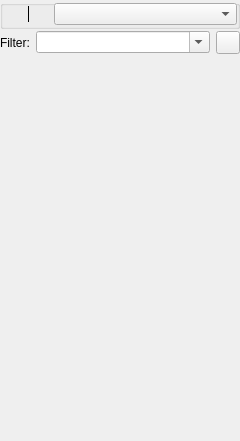
Old version of the form src/libgui/objectmanipulator_q.ui in the repository fwbuilder/fwbuilder.
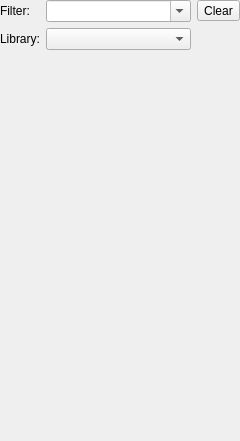
New version of the form. Icons and pictures are not drawn. Custom widgets are drawn as their Qt base class.

Commit message: see #2468 clean up filter/ilbrary box; moved buttons "new object" and "back" to the top toolbar

Patch:
```diff
--- a/src/libgui/objectmanipulator_q.ui
+++ b/src/libgui/objectmanipulator_q.ui
@@ -22,145 +22,20 @@
   <property name="windowTitle">
    <string>Tree of Objects</string>
   </property>
-  <layout class="QGridLayout" name="gridLayout_103">
-   <property name="verticalSpacing">
-    <number>2</number>
-   </property>
+  <layout class="QGridLayout" name="gridLayout_2">
    <property name="margin">
     <number>0</number>
    </property>
    <item row="0" column="0">
-    <widget class="QGroupBox" name="buttonGroup1">
-     <property name="sizePolicy">
-      <sizepolicy hsizetype="Preferred" vsizetype="Fixed">
-       <horstretch>0</horstretch>
-       <verstretch>0</verstretch>
-      </sizepolicy>
-     </property>
-     <property name="styleSheet">
-      <string notr="true">
-QGroupBox {
-	margin-top: 1ex;
-    padding: 0px;
-}
-
-QComboBox {
-	margin-top: 0px;
-    padding: 0px;
-}
-</string>
-     </property>
-     <layout class="QGridLayout">
-      <property name="margin">
-       <number>2</number>
-      </property>
-      <property name="spacing">
-       <number>0</number>
-      </property>
-      <item row="0" column="0">
-       <widget class="QToolButton" name="backButton">
-        <property name="toolTip">
-         <string>Back</string>
-        </property>
-        <property name="whatsThis">
-         <string>Go back to the previous object</string>
-        </property>
-        <property name="text">
-         <string/>
-        </property>
-        <property name="icon">
-         <iconset resource="MainRes.qrc">
-          <normaloff>:/Icons/Return/icon</normaloff>:/Icons/Return/icon</iconset>
-        </property>
-        <property name="autoRaise">
-         <bool>true</bool>
-        </property>
-       </widget>
-      </item>
-      <item row="0" column="1">
-       <widget class="Line" name="line1">
-        <property name="sizePolicy">
-         <sizepolicy hsizetype="Fixed" vsizetype="Minimum">
-          <horstretch>0</horstretch>
-          <verstretch>0</verstretch>
-         </sizepolicy>
-        </property>
-        <property name="maximumSize">
-         <size>
-          <width>32767</width>
-          <height>16</height>
-         </size>
-        </property>
-        <property name="frameShape">
-         <enum>QFrame::VLine</enum>
-        </property>
-        <property name="frameShadow">
-         <enum>QFrame::Plain</enum>
-        </property>
-        <property name="lineWidth">
-         <number>1</number>
-        </property>
-        <property name="orientation">
-         <enum>Qt::Vertical</enum>
-        </property>
-       </widget>
-      </item>
-      <item row="0" column="3">
-       <widget class="QComboBox" name="libs">
-        <property name="sizePolicy">
-         <sizepolicy hsizetype="Expanding" vsizetype="Fixed">
-          <horstretch>0</horstretch>
-          <verstretch>0</verstretch>
-         </sizepolicy>
-        </property>
-        <property name="toolTip">
-         <string>&lt;!DOCTYPE HTML PUBLIC &quot;-//W3C//DTD HTML 4.0//EN&quot; &quot;http://www.w3.org/TR/REC-html40/strict.dtd&quot;&gt;
-&lt;html&gt;&lt;head&gt;&lt;meta name=&quot;qrichtext&quot; content=&quot;1&quot; /&gt;&lt;style type=&quot;text/css&quot;&gt;
-p, li { white-space: pre-wrap; }
-&lt;/style&gt;&lt;/head&gt;&lt;body&gt;
-&lt;p style=&quot; margin-top:0px; margin-bottom:0px; margin-left:0px; margin-right:0px; -qt-block-indent:0; text-indent:0px;&quot;&gt;Object libraries&lt;/p&gt;
-&lt;p style=&quot;-qt-paragraph-type:empty; margin-top:0px; margin-bottom:0px; margin-left:0px; margin-right:0px; -qt-block-indent:0; text-indent:0px;&quot;&gt;&lt;/p&gt;
-&lt;p style=&quot; margin-top:0px; margin-bottom:0px; margin-left:0px; margin-right:0px; -qt-block-indent:0; text-indent:0px;&quot;&gt;Library &lt;span style=&quot; font-weight:600;&quot;&gt;&amp;quot;Standard&amp;quot;&lt;/span&gt; holds predefined&lt;/p&gt;
-&lt;p style=&quot; margin-top:0px; margin-bottom:0px; margin-left:0px; margin-right:0px; -qt-block-indent:0; text-indent:0px;&quot;&gt;collection of service and address objects&lt;/p&gt;
-&lt;p style=&quot; margin-top:0px; margin-bottom:0px; margin-left:0px; margin-right:0px; -qt-block-indent:0; text-indent:0px;&quot;&gt;that ships with the package. Library &lt;span style=&quot; font-weight:600;&quot;&gt;&amp;quot;User&amp;quot;&lt;/span&gt;&lt;/p&gt;
-&lt;p style=&quot; margin-top:0px; margin-bottom:0px; margin-left:0px; margin-right:0px; -qt-block-indent:0; text-indent:0px;&quot;&gt;is where you create your own objects.&lt;/p&gt;&lt;/body&gt;&lt;/html&gt;</string>
-        </property>
-        <property name="styleSheet">
-         <string notr="true">QComboBox { padding: 2px;}
-</string>
-        </property>
-       </widget>
-      </item>
-      <item row="0" column="2">
-       <widget class="QToolButton" name="newButton">
-        <property name="toolTip">
-         <string>New Object</string>
-        </property>
-        <property name="whatsThis">
-         <string>Create New Object</string>
-        </property>
-        <property name="icon">
-         <iconset resource="MainRes.qrc">
-          <normaloff>:/Icons/newobject_25.png</normaloff>:/Icons/newobject_25.png</iconset>
-        </property>
-        <property name="autoRaise">
-         <bool>true</bool>
-        </property>
-       </widget>
-      </item>
-     </layout>
-    </widget>
-   </item>
-   <item row="1" column="0">
-    <layout class="QHBoxLayout" name="horizontalLayout">
-     <item>
+    <layout class="QGridLayout" name="gridLayout">
+     <item row="0" column="0">
       <widget class="QLabel" name="label">
        <property name="text">
         <string>Filter:</string>
        </property>
       </widget>
      </item>
-     <item>
+     <item row="0" column="1">
       <widget class="AutocompletedComboBox" name="filter">
        <property name="sizePolicy">
         <sizepolicy hsizetype="Expanding" vsizetype="Fixed">
@@ -176,7 +51,7 @@
        </property>
       </widget>
      </item>
-     <item>
+     <item row="0" column="2">
       <widget class="QToolButton" name="clearFilter">
        <property name="toolTip">
         <string>&lt;!DOCTYPE HTML PUBLIC &quot;-//W3C//DTD HTML 4.0//EN&quot; &quot;http://www.w3.org/TR/REC-html40/strict.dtd&quot;&gt;
@@ -186,11 +61,40 @@
 &lt;p style=&quot; margin-top:0px; margin-bottom:0px; margin-left:0px; margin-right:0px; -qt-block-indent:0; text-indent:0px;&quot;&gt;Clear filter&lt;/p&gt;&lt;/body&gt;&lt;/html&gt;</string>
        </property>
        <property name="text">
-        <string/>
+        <string>Clear</string>
        </property>
-       <property name="icon">
-        <iconset resource="MainRes.qrc">
-         <normaloff>:/Icons/close.png</normaloff>:/Icons/close.png</iconset>
+      </widget>
+     </item>
+     <item row="1" column="0">
+      <widget class="QLabel" name="label_2">
+       <property name="text">
+        <string>Library:</string>
+       </property>
+      </widget>
+     </item>
+     <item row="1" column="1">
+      <widget class="QComboBox" name="libs">
+       <property name="sizePolicy">
+        <sizepolicy hsizetype="Expanding" vsizetype="Fixed">
+         <horstretch>0</horstretch>
+         <verstretch>0</verstretch>
+        </sizepolicy>
+       </property>
+       <property name="toolTip">
+        <string>&lt;!DOCTYPE HTML PUBLIC &quot;-//W3C//DTD HTML 4.0//EN&quot; &quot;http://www.w3.org/TR/REC-html40/strict.dtd&quot;&gt;
+&lt;html&gt;&lt;head&gt;&lt;meta name=&quot;qrichtext&quot; content=&quot;1&quot; /&gt;&lt;style type=&quot;text/css&quot;&gt;
+p, li { white-space: pre-wrap; }
+&lt;/style&gt;&lt;/head&gt;&lt;body&gt;
+&lt;p style=&quot; margin-top:0px; margin-bottom:0px; margin-left:0px; margin-right:0px; -qt-block-indent:0; text-indent:0px;&quot;&gt;Object libraries&lt;/p&gt;
+&lt;p style=&quot;-qt-paragraph-type:empty; margin-top:0px; margin-bottom:0px; margin-left:0px; margin-right:0px; -qt-block-indent:0; text-indent:0px;&quot;&gt;&lt;/p&gt;
+&lt;p style=&quot; margin-top:0px; margin-bottom:0px; margin-left:0px; margin-right:0px; -qt-block-indent:0; text-indent:0px;&quot;&gt;Library &lt;span style=&quot; font-weight:600;&quot;&gt;&amp;quot;Standard&amp;quot;&lt;/span&gt; holds predefined&lt;/p&gt;
+&lt;p style=&quot; margin-top:0px; margin-bottom:0px; margin-left:0px; margin-right:0px; -qt-block-indent:0; text-indent:0px;&quot;&gt;collection of service and address objects&lt;/p&gt;
+&lt;p style=&quot; margin-top:0px; margin-bottom:0px; margin-left:0px; margin-right:0px; -qt-block-indent:0; text-indent:0px;&quot;&gt;that ships with the package. Library &lt;span style=&quot; font-weight:600;&quot;&gt;&amp;quot;User&amp;quot;&lt;/span&gt;&lt;/p&gt;
+&lt;p style=&quot; margin-top:0px; margin-bottom:0px; margin-left:0px; margin-right:0px; -qt-block-indent:0; text-indent:0px;&quot;&gt;is where you create your own objects.&lt;/p&gt;&lt;/body&gt;&lt;/html&gt;</string>
+       </property>
+       <property name="styleSheet">
+        <string notr="true">QComboBox { padding: 2px;}
+</string>
        </property>
       </widget>
      </item>
```
Left out of the diff: 69 changed lines with no effect on the pictures. The commit also changes 6 other files.
